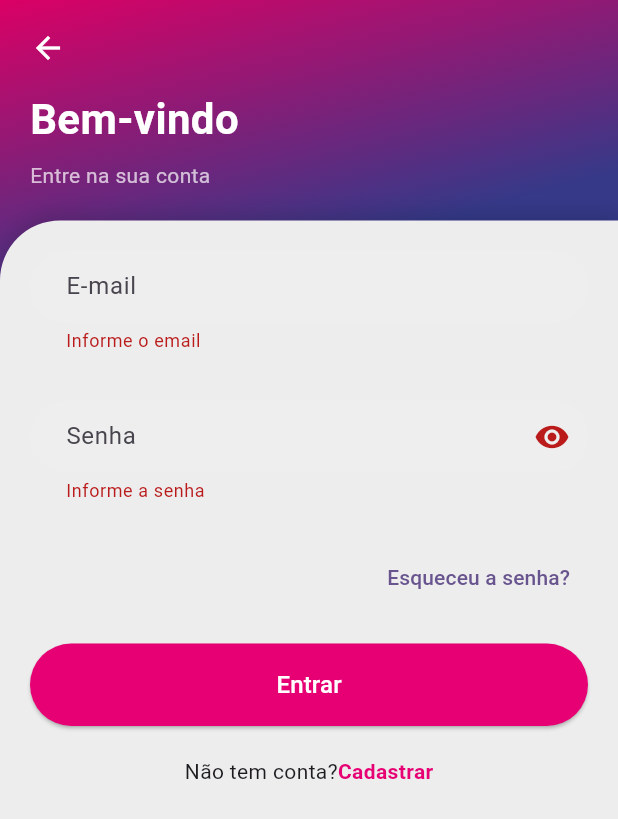
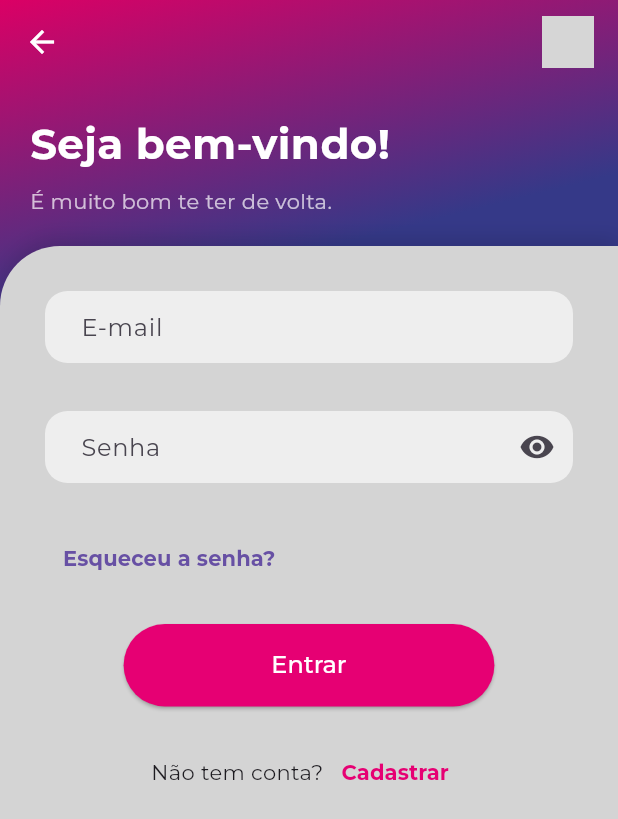
Before and after one commit to EnzoOP1402/ES-PI3-2026-T3-G22, a Flutter app: the screen it shows after launch, after a tap on "Entrar", on a phone screen of 412 x 824 dp. Shown: the top 819 px of the screen. Run offline on Flutter 3.47's test engine with Material 3 defaults, Android fonts, the phone set to English and light mode, and no system bars; our stand-ins replace cloud_firestore, firebase_auth, firebase_core, google_fonts, mask_text_input_formatter; accounts and stored records are empty; grey boxes are pictures that could not be loaded.

Commit message:
Integração das telas com os estilos de autenticação concluída

```diff
--- a/mescla_invest_app/lib/core/widgets/auth_wrapper.dart
+++ b/mescla_invest_app/lib/core/widgets/auth_wrapper.dart
@@ -5,8 +5,7 @@
 import 'package:flutter/material.dart';
 import 'package:mescla_invest_app/features/auth/data/repositories/auth_repository.dart';
 import 'package:mescla_invest_app/features/auth/presentation/screens/startup_catalog_screen.dart';
-// import '../screens/welcome_screen.dart';
-import '../../features/auth/presentation/screens/login_screen.dart';
+import 'package:mescla_invest_app/features/auth/presentation/screens/welcome_screen.dart';
 
 // Criando a classe responsável por identificar o estado da autenticação do usuário e
 // alternar qual tela será exibida: com sessão -> página inicial; sem sessão -> tela de recepção
@@ -40,7 +39,7 @@
         if (snapshot.hasData) {
           return const Catalogo();
         } else {
-          return const LoginScreen();
+          return const WelcomeScreen();
         }
       },
     );
--- a/mescla_invest_app/lib/features/auth/presentation/screens/login_screen.dart
+++ b/mescla_invest_app/lib/features/auth/presentation/screens/login_screen.dart
@@ -3,10 +3,10 @@
 import 'package:flutter/material.dart';
 import 'package:mescla_invest_app/features/auth/data/repositories/auth_repository.dart';
 import 'package:mescla_invest_app/core/utils/snackbar_utils.dart';
-import '../widgets/auth_layout.dart';
-import '../widgets/auth_input.dart';
-import '../widgets/auth_button.dart';
-import '../../../../routes/app_routes.dart';
+import 'package:mescla_invest_app/features/auth/presentation/widgets/auth_button.dart';
+import 'package:mescla_invest_app/features/auth/presentation/widgets/auth_input.dart';
+import 'package:mescla_invest_app/features/auth/presentation/widgets/auth_layout.dart';
+import 'package:mescla_invest_app/routes/app_routes.dart';
 
 class LoginScreen extends StatefulWidget {
   const LoginScreen({super.key});
@@ -57,6 +57,12 @@
         // Invoca a instância do repositório de autenticação e aciona o método de login,
         // passando como parâmetro os valores obtidos dos controladores dos inputs
         await AuthRepository.instance.login(_emailController.text.trim(), _passwordController.text.trim());
+
+        // Se a operação foi bem sucedida e o widget não foi destruído, volta para a base da pilha de telas,
+        // permitindo que o AuthWrapper perceba o login e mostre a tela inicial
+        if (mounted) {
+          Navigator.of(context).popUntil((route) => route.isFirst);
+        }
       }
       catch (e) {
         // Se o Widget foi destruído, encerra a função
@@ -73,13 +79,19 @@
 
   @override
   Widget build(BuildContext context) {
-    return _isLoading ?
-      Scaffold(
-        body: Center(child: CircularProgressIndicator(),)
-        ) :
-      AuthLayout(
-        title: "Bem-vindo",
-        subtitle: "Entre na sua conta",
+    // Se estiver carregando, ainda precisamos do AuthLayout para manter o fundo/estilo
+    if (_isLoading) {
+      return const AuthLayout(
+        title: "Seja bem-vindo!",
+        subtitle: "É muito bom te ter de volta.",
+        child: Center(child: CircularProgressIndicator()),
+      );
+    }
+
+    return AuthLayout(
+      title: "Seja bem-vindo!",
+      subtitle: "É muito bom te ter de volta.",
+      child: SingleChildScrollView(
         child: Form(
           key: _formKey,
           child: Column(
@@ -130,12 +142,15 @@
 
               // ESQUECEU SENHA
               Align(
-                alignment: Alignment.centerRight,
+                alignment: Alignment.centerLeft,
                 child: TextButton(
                   onPressed: () {
                     Navigator.pushNamed(context, AppRoutes.recover);
                   },
-                  child: const Text("Esqueceu a senha?"),
+                  child: const Text(
+                    "Esqueceu a senha?",
+                    style: TextStyle(fontWeight: FontWeight.bold),
+                  ),
                 ),
               ),
 
@@ -154,23 +169,24 @@
                 mainAxisAlignment: MainAxisAlignment.center,
                 children: [
                   const Text("Não tem conta?"),
-                  GestureDetector(
-                    onTap: () {
-                      Navigator.pushNamed(context, AppRoutes.register);
-                    },
-                    child: const Text(
+                  TextButton(
+                    onPressed: () {
+                        Navigator.pushNamed(context, AppRoutes.register);
+                      },
+                    child: Text(
                       "Cadastrar",
                       style: TextStyle(
                         fontWeight: FontWeight.bold,
                         color: Color(0xFFE60073),
                       ),
                     ),
-                  ),
+                  )
                 ],
               ),
             ],
           ),
         ),
-      );
+      )
+    );
   }
 }
--- a/mescla_invest_app/lib/features/auth/presentation/screens/reference.dart
+++ /dev/null
@@ -1,3 +0,0 @@
-// DOCUMENTO COM O CÓDIGO DE REFERÊNCIA PARA A APLICAÇÃO DO DESIGN
-
-// TELA DE RECUPERAÇÃO DE SENHA
--- a/mescla_invest_app/lib/features/auth/presentation/screens/welcome_screen.dart
+++ b/mescla_invest_app/lib/features/auth/presentation/screens/welcome_screen.dart
@@ -1,6 +1,8 @@
 /* Autor: Rafael Henrique dos Santos Inácio */
 
 import 'package:flutter/material.dart';
+import 'package:mescla_invest_app/features/auth/presentation/theme/background_painter.dart';
+import 'package:mescla_invest_app/routes/app_routes.dart';
 
 class WelcomeScreen extends StatelessWidget {
   const WelcomeScreen({super.key});
@@ -8,119 +10,120 @@
   @override
   Widget build(BuildContext context) {
     return Scaffold(
-      body: Container(
-        decoration: BoxDecoration(
+      body: Stack(
+        children: [
+          //FUNDO GRADIENTE
+          Container(
+            decoration: const BoxDecoration(
               gradient: LinearGradient(
-            begin: Alignment.topLeft,
-            end: Alignment.bottomRight,
               colors: [
-              Color(0xFF9C27B0), // Cor roxa
-              Color(0xFFFF4081), // Cor rosa
-            ],
+                        Color(0xFF353988),
+                        Color(0xFFDB0065) ],
+               stops: [0.65, 0.95],
+               begin: Alignment.bottomRight,
+               end: Alignment.topLeft,
                 ),
               ),
+            ),
+          // DESENHO DE FUNDO
+          Positioned.fill(
+            child: CustomPaint(
+              painter: BackgroundPainter(),
+            ),
+          ),
+          // CONTEÚDO
+          SafeArea(
             child: Padding(
-          padding: const EdgeInsets.all(16.0),
-          child: Center(
-            child: Container(
-              width: 350,
-              decoration: BoxDecoration(
-                color: Colors.deepPurple, // Cor roxa escura
-                borderRadius: BorderRadius.circular(20),
-                boxShadow: [
-                  BoxShadow(
-                    color: Colors.black,
-                    blurRadius: 10,
-                    offset: Offset(0, 10),
-                  ),
-                ],
-              ),
-              padding: EdgeInsets.all(20),
+              padding: const EdgeInsets.all(24),
               child: Column(
-                mainAxisAlignment: MainAxisAlignment.center,
-                children: <Widget>[
-                  // Título de boas-vindas
-                  Text(
-                    'Bem-vindo ao',
+                children: [
+                  const Spacer(),
+
+                  // TEXTO
+                  const Text(
+                    "Bem-vindo ao",
                     style: TextStyle(
                       color: Colors.white,
-                      fontSize: 28,
+                      fontSize: 18,
+                    ),
+                  ),
+
+                  const SizedBox(height: 10),
+
+                  //LOGO
+                  Image.asset(
+                    'assets/images/logo_app.png',
+                    width: 100,
+                  ),
+
+                  const SizedBox(height: 10),
+
+                  const Text(
+                    "MesclaInvest",
+                    style: TextStyle(
+                      color: Colors.white,
+                      fontSize: 24,
                       fontWeight: FontWeight.bold,
                     ),
                   ),
-                  SizedBox(height: 10),
-                  Text(
-                    'MesclaInvest',
-                    style: TextStyle(
-                      color: Colors.white,
-                      fontSize: 32,
-                      fontWeight: FontWeight.bold,
-                    ),
-                  ),
-                  SizedBox(height: 40),
 
-                  // Botão para "Criar conta"
-                  ElevatedButton(
+                  const Spacer(),
+
+                  // BOTÃO ENTRAR
+                  SizedBox(
+                    width: double.infinity,
+                    height: 55,
+                    child: ElevatedButton(
                       onPressed: () {
-                      // Navegar para a tela de cadastro
-                      Navigator.pushNamed(context, '/signup');
+                        Navigator.pushNamed(context, AppRoutes.login);
                       },
                       style: ElevatedButton.styleFrom(
-                      backgroundColor: Color(0xFFFF4081), // Cor do botão
-                      padding: EdgeInsets.symmetric(vertical: 15, horizontal: 50),
+                        backgroundColor: const Color(0xFFE60073),
                         shape: RoundedRectangleBorder(
                           borderRadius: BorderRadius.circular(30),
                         ),
                       ),
-                    child: Text(
-                      'Criar conta',
+                      child: const Text(
+                        "Entrar",
                           style: TextStyle(
-                        color: Colors.white,
-                        fontSize: 16,
+                            color: Colors.white),
                       ),
                     ),
                   ),
-
-                  SizedBox(height: 20),
-
-                  // "ou" entre os botões
-                  Text(
-                    'ou',
-                    style: TextStyle(
-                      color: Colors.white,
-                      fontSize: 16,
-                    ),
+                  const SizedBox(height: 10),
+                  const Text(
+                    "ou",
+                    style: TextStyle(color: Colors.white70),
                   ),
 
-                  SizedBox(height: 20),
+                  const SizedBox(height: 10),
 
-                  // Botão para "Entrar"
-                  ElevatedButton(
+                  // BOTÃO CADASTRO
+                  SizedBox(
+                    width: double.infinity,
+                    height: 55,
+                    child: ElevatedButton(
                       onPressed: () {
-                      // Navegar para a tela de login
-                      Navigator.pushNamed(context, '/login');
+                        Navigator.pushNamed(context, AppRoutes.register);
                       },
                       style: ElevatedButton.styleFrom(
-                      backgroundColor: Color(0xFFBB86FC), // Cor do botão
-                      padding: EdgeInsets.symmetric(vertical: 15, horizontal: 50),
+                        backgroundColor: Colors.grey[300],
+                        foregroundColor: Colors.black,
                         shape: RoundedRectangleBorder(
                           borderRadius: BorderRadius.circular(30),
                         ),
                       ),
-                    child: Text(
-                      'Entrar',
-                      style: TextStyle(
-                        color: Colors.white,
-                        fontSize: 16,
+                      child: const Text("Criar conta"),
+                    ),
+                  ),
+
+                  const SizedBox(height: 20),
+                ],
               ),
             ),
           ),
         ],
       ),
-            ),
-          ),
-        ),
-      ),
     );
   }
 }
--- a/mescla_invest_app/lib/features/auth/presentation/theme/background_painter.dart
+++ b/mescla_invest_app/lib/features/auth/presentation/theme/background_painter.dart
@@ -1,3 +1,5 @@
+/* Autor: Gabriela Sichiroli Ferrari */
+
 import 'package:flutter/material.dart';
 
 class BackgroundPainter extends CustomPainter {
--- a/mescla_invest_app/lib/features/auth/presentation/widgets/auth_button.dart
+++ b/mescla_invest_app/lib/features/auth/presentation/widgets/auth_button.dart
@@ -1,3 +1,5 @@
+/* Autor: Gabriela Sichiroli Ferrari */
+
 import 'package:flutter/material.dart';
 
 class AuthButton extends StatelessWidget {
@@ -15,7 +17,7 @@
   @override
   Widget build(BuildContext context) {
     return SizedBox(
-      width: double.infinity,
+      width: MediaQuery.of(context).size.width * 0.6,
       height: 55,
       child: ElevatedButton(
         onPressed: loading ? null : onPressed,
--- a/mescla_invest_app/lib/features/auth/presentation/widgets/auth_input.dart
+++ b/mescla_invest_app/lib/features/auth/presentation/widgets/auth_input.dart
@@ -1,3 +1,5 @@
+/* Autor: Gabriela Sichiroli Ferrari */
+
 import 'package:flutter/material.dart';
 import 'package:flutter/services.dart';
 
@@ -40,7 +42,7 @@
           fillColor: Colors.grey[200],
           contentPadding: const EdgeInsets.symmetric(horizontal: 20),
           border: OutlineInputBorder(
-            borderRadius: BorderRadius.circular(30),
+            borderRadius: BorderRadius.circular(15),
             borderSide: BorderSide.none,
           ),
           suffixIcon: suffixIcon,
--- a/mescla_invest_app/lib/features/auth/presentation/widgets/auth_layout.dart
+++ b/mescla_invest_app/lib/features/auth/presentation/widgets/auth_layout.dart
@@ -1,3 +1,5 @@
+/* Autor: Gabriela Sichiroli Ferrari */
+
 import 'package:flutter/material.dart';
 
 class AuthLayout extends StatelessWidget {
@@ -16,6 +18,22 @@
   Widget build(BuildContext context) {
     return Scaffold(
       resizeToAvoidBottomInset: true,
+      extendBodyBehindAppBar: true,
+      appBar: AppBar(
+          backgroundColor: Colors.transparent,
+          foregroundColor: Colors.white,
+          elevation: 0,
+          title: Row(
+              mainAxisAlignment: MainAxisAlignment.end,
+              children: [
+                Image.asset(
+                  'images/logo_app.png',
+                  width: 35,
+                  height: 35,
+                ),
+              ]
+          )
+      ),
       body: GestureDetector(
         onTap: () => FocusScope.of(context).unfocus(),
         child:Stack(
@@ -46,14 +64,14 @@
                     crossAxisAlignment: CrossAxisAlignment.start,
                     children: [
                       // BOTÃO VOLTAR
-                      InkWell(
-                        onTap: () => Navigator.pop(context),
-                        child: const Icon(
-                          Icons.arrow_back,
-                          color: Colors.white,
-                        ),
-                      ),
-                      const SizedBox(height: 15),
+                      // InkWell(
+                      //   onTap: () => Navigator.pop(context),
+                      //   child: const Icon(
+                      //     Icons.arrow_back,
+                      //     color: Colors.white,
+                      //   ),
+                      // ),
+                      // const SizedBox(height: 15),
                       Text(
                         title,
                         textAlign: TextAlign.left,
@@ -80,9 +98,9 @@
                 Expanded(
                   child: Container(
                     width: double.infinity,
-                    padding: const EdgeInsets.all(20),
+                    padding: const EdgeInsets.all(30),
                     decoration: const BoxDecoration(
-                      color: Color(0xFFEDEDED),
+                      color: Color(0xFFD4D4D4),
                       borderRadius: BorderRadius.only(
                         topLeft: Radius.circular(40),
                       ),
--- a/mescla_invest_app/lib/features/auth/presentation/widgets/auth_requirements.dart
+++ b/mescla_invest_app/lib/features/auth/presentation/widgets/auth_requirements.dart
@@ -1,3 +1,5 @@
+/* Autor: Gabriela Sichiroli Ferrari */
+
 import 'package:flutter/material.dart';
 
 class AuthRequirement extends StatelessWidget {
--- a/mescla_invest_app/lib/main.dart
+++ b/mescla_invest_app/lib/main.dart
@@ -1,13 +1,14 @@
 /* Autor: Enzo Olivato Pazian */
-
-// AVISO: Ao fazer as telas, usem esse arquivo para rodar o app e testá-las,
-// mas, quando vocês finalizarem o desenvolimento e fizerem o último commit,
-// voltem essa tela ao estado original (esta versão) para evitar conflitos de merge.
 
 // Importação das dependências
 import 'package:flutter/material.dart';
 import 'package:firebase_core/firebase_core.dart';
+import 'package:google_fonts/google_fonts.dart';
 import 'package:mescla_invest_app/core/widgets/auth_wrapper.dart';
+import 'package:mescla_invest_app/features/auth/presentation/screens/login_screen.dart';
+import 'package:mescla_invest_app/features/auth/presentation/screens/password_recovery_screen.dart';
+import 'package:mescla_invest_app/features/auth/presentation/screens/register_screen.dart';
+import 'package:mescla_invest_app/routes/app_routes.dart';
 import 'firebase_options.dart';
 
 // Função principal: ponto de entrada da aplicação
@@ -30,10 +31,40 @@
   Widget build(BuildContext context) {
     return MaterialApp(
       title: 'MesclaInvest',
-      theme: ThemeData(colorScheme: .fromSeed(seedColor: Colors.deepPurple)),
-      // Definindo a página de recepção como a página inicial do aplicativo
+      theme: ThemeData(
+        useMaterial3: true,
+        textTheme: GoogleFonts.montserratTextTheme(),
+        filledButtonTheme: FilledButtonThemeData(
+          style: FilledButton.styleFrom(
+            textStyle: GoogleFonts.montserrat(
+              fontSize: 16,
+              fontWeight: FontWeight.w500,
+            ),
+            shape: RoundedRectangleBorder(
+              borderRadius: BorderRadius.circular(30),
+            ),
+          ),
+        ),
+        elevatedButtonTheme: ElevatedButtonThemeData(
+          style: ElevatedButton.styleFrom(
+            textStyle: GoogleFonts.montserrat(
+              fontSize: 16,
+              fontWeight: FontWeight.w500,
+            ),
+            shape: RoundedRectangleBorder(
+              borderRadius: BorderRadius.circular(30),
+            ),
+          ),
+        ),
+      ),
       debugShowCheckedModeBanner: false,
-      home: const AuthWrapper(),
+      initialRoute: '/',
+      routes: {
+        '/': (_) => const AuthWrapper(),
+        AppRoutes.login: (_) => LoginScreen(),
+        AppRoutes.register: (_) => RegisterScreen(),
+        AppRoutes.recover: (_) => PasswordRecoveryScreen(),
+      },
     );
   }
 }
--- a/mescla_invest_app/lib/routes/app_routes.dart
+++ b/mescla_invest_app/lib/routes/app_routes.dart
@@ -1,5 +1,6 @@
+/* Autor: Gabriela Sichiroli Ferrari */
+
 class AppRoutes {
-  static const welcome = '/';
   static const login = '/login';
   static const register = '/register';
   static const recover = '/recover';
```
Also changed, not shown: mescla_invest_app/lib/features/auth/presentation/screens/password_recovery_screen.dart (+25 -30 lines), mescla_invest_app/lib/features/auth/presentation/screens/register_screen.dart (+16 -9 lines). Lines whose indentation alone changed are shown as unchanged.
